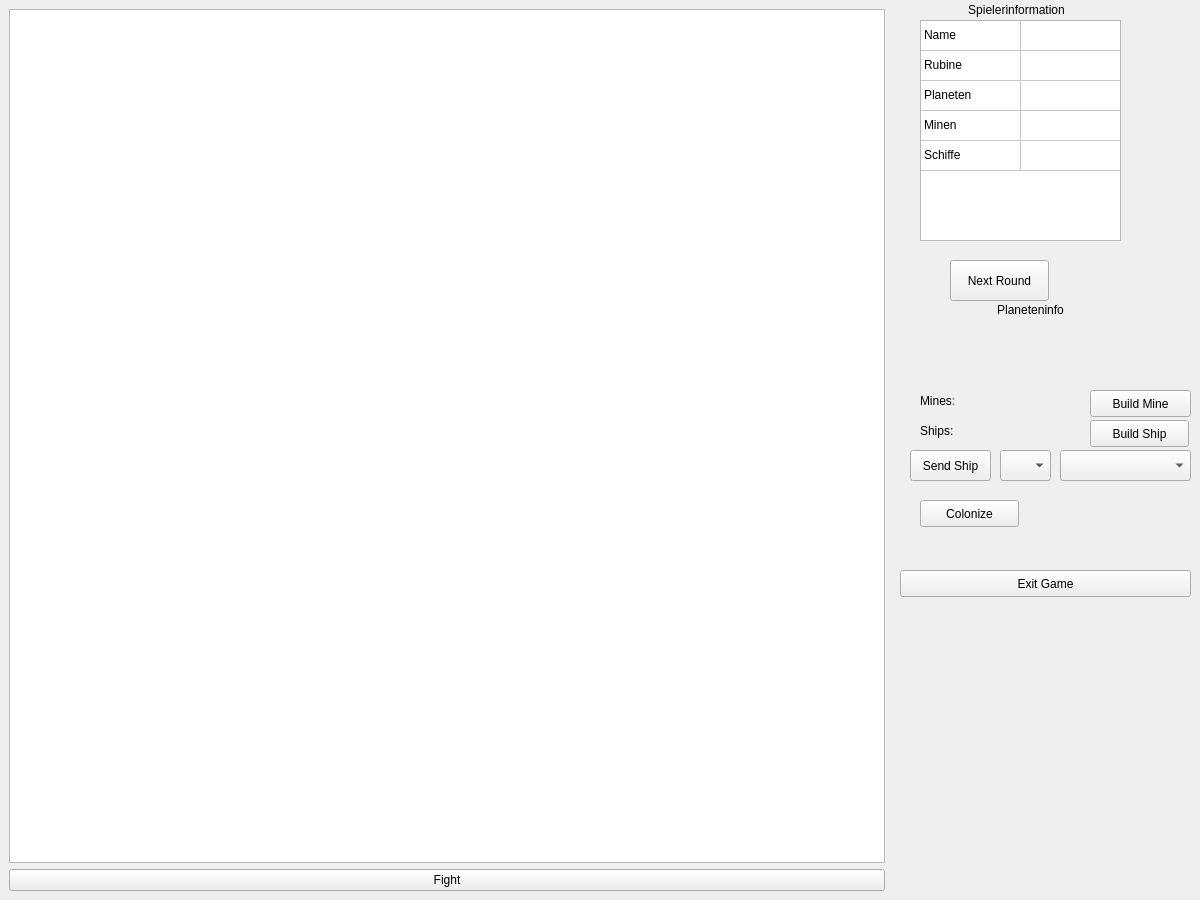
Above: view2D/MainWindow2D.ui from tglane/asteroids before the change. Below: the same form after it.
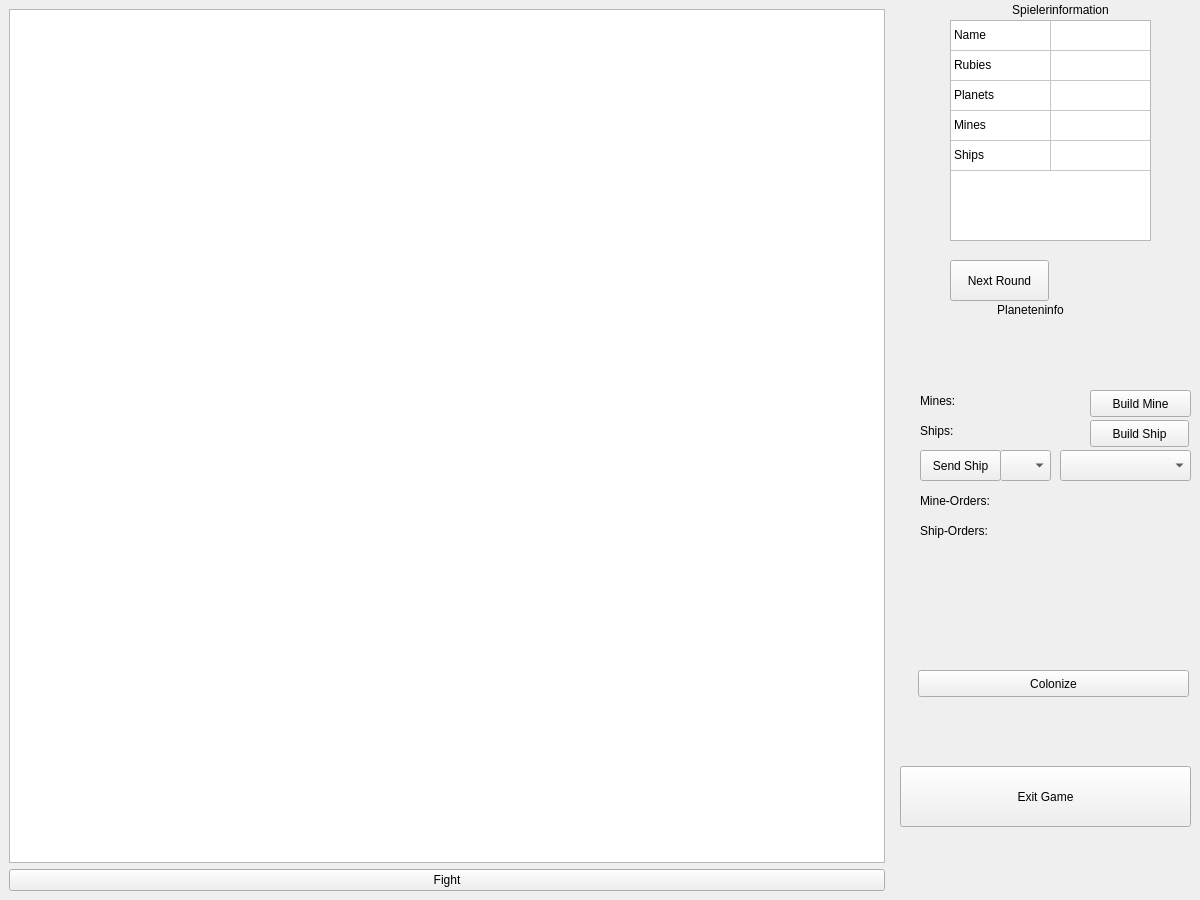
That is the form after the change.

The edit to the form file:
```diff
--- a/view2D/MainWindow2D.ui
+++ b/view2D/MainWindow2D.ui
@@ -76,7 +76,7 @@
        <widget class="QLabel" name="SpielerInfoLabel">
         <property name="geometry">
          <rect>
-          <x>6</x>
+          <x>50</x>
           <y>0</y>
           <width>201</width>
           <height>20</height>
@@ -92,7 +92,7 @@
        <widget class="QTableWidget" name="SpielerInfoTable">
         <property name="geometry">
          <rect>
-          <x>10</x>
+          <x>40</x>
           <y>20</y>
           <width>201</width>
           <height>221</height>
@@ -138,7 +138,7 @@
         </item>
         <item row="1" column="0">
          <property name="text">
-          <string>Rubine</string>
+          <string>Rubies</string>
          </property>
         </item>
         <item row="1" column="1">
@@ -148,7 +148,7 @@
         </item>
         <item row="2" column="0">
          <property name="text">
-          <string>Planeten</string>
+          <string>Planets</string>
          </property>
         </item>
         <item row="2" column="1">
@@ -158,7 +158,7 @@
         </item>
         <item row="3" column="0">
          <property name="text">
-          <string>Minen</string>
+          <string>Mines</string>
          </property>
         </item>
         <item row="3" column="1">
@@ -168,7 +168,7 @@
         </item>
         <item row="4" column="0">
          <property name="text">
-          <string>Schiffe</string>
+          <string>Ships</string>
          </property>
         </item>
         <item row="4" column="1">
@@ -184,7 +184,7 @@
          <x>10</x>
          <y>300</y>
          <width>291</width>
-         <height>241</height>
+         <height>401</height>
         </rect>
        </property>
        <widget class="QLabel" name="PlanetenInfoLabel">
@@ -216,9 +216,9 @@
        <widget class="QPushButton" name="Colonize">
         <property name="geometry">
          <rect>
-          <x>10</x>
-          <y>200</y>
-          <width>99</width>
+          <x>8</x>
+          <y>370</y>
+          <width>271</width>
           <height>27</height>
          </rect>
         </property>
@@ -320,7 +320,7 @@
        <widget class="QPushButton" name="SendShip">
         <property name="geometry">
          <rect>
-          <x>0</x>
+          <x>10</x>
           <y>150</y>
           <width>81</width>
           <height>31</height>
@@ -356,6 +356,58 @@
          <string>Ships: </string>
         </property>
        </widget>
+       <widget class="QLabel" name="MineOrdersLabel">
+        <property name="geometry">
+         <rect>
+          <x>10</x>
+          <y>190</y>
+          <width>101</width>
+          <height>21</height>
+         </rect>
+        </property>
+        <property name="text">
+         <string>Mine-Orders: </string>
+        </property>
+       </widget>
+       <widget class="QLabel" name="ShipOrdersLabel">
+        <property name="geometry">
+         <rect>
+          <x>10</x>
+          <y>220</y>
+          <width>101</width>
+          <height>21</height>
+         </rect>
+        </property>
+        <property name="text">
+         <string>Ship-Orders: </string>
+        </property>
+       </widget>
+       <widget class="QLabel" name="MineOrdersValue">
+        <property name="geometry">
+         <rect>
+          <x>130</x>
+          <y>190</y>
+          <width>91</width>
+          <height>21</height>
+         </rect>
+        </property>
+        <property name="text">
+         <string/>
+        </property>
+       </widget>
+       <widget class="QLabel" name="ShipOrdersValue">
+        <property name="geometry">
+         <rect>
+          <x>130</x>
+          <y>220</y>
+          <width>91</width>
+          <height>21</height>
+         </rect>
+        </property>
+        <property name="text">
+         <string/>
+        </property>
+       </widget>
       </widget>
       <widget class="QPushButton" name="NextRound">
        <property name="geometry">
@@ -387,9 +439,9 @@
        <property name="geometry">
         <rect>
          <x>0</x>
-         <y>570</y>
+         <y>766</y>
          <width>291</width>
-         <height>27</height>
+         <height>61</height>
         </rect>
        </property>
        <property name="text">
```
